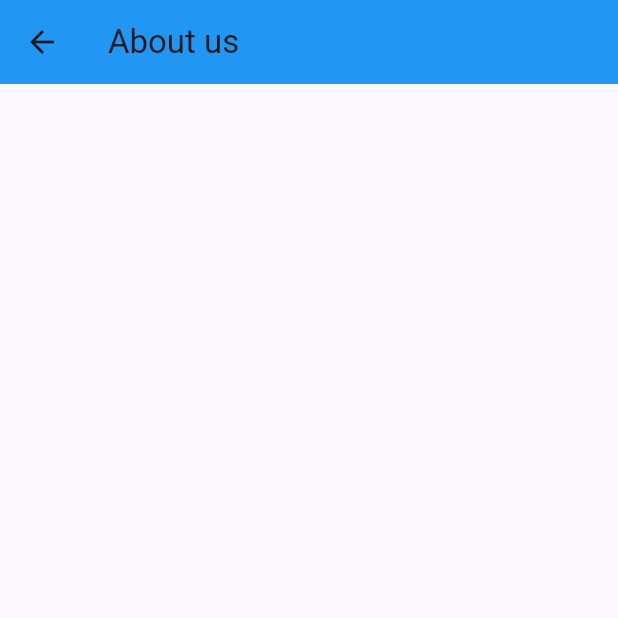
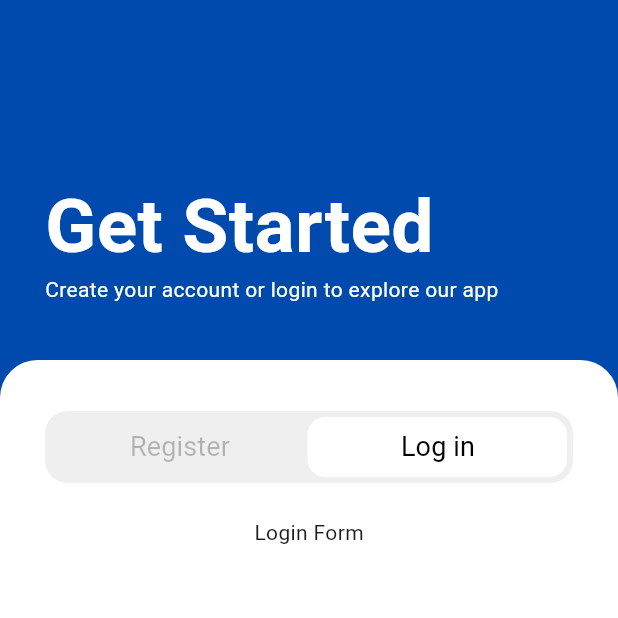
Before and after one commit to geraldman/tasknify-app, a Flutter app: the screen it shows after launch, after a tap on "Get Started", on a phone screen of 412 x 824 dp, the top half of it. Run offline on Flutter 3.47's test engine with Material 3 defaults, Android fonts, the phone set to English and light mode, and no system bars; our stand-ins replace google_fonts; Roboto replaces fonts that are missing (Gabarito).

Commit message:
adding register and login button at get started page

```diff
--- /dev/null
+++ b/lib/get-started.dart
@@ -0,0 +1,131 @@
+import 'package:flutter/material.dart';
+import 'package:google_fonts/google_fonts.dart';
+import 'widget/custom-button.dart';
+import 'styles/styles.dart';
+
+class RegisterLoginBaseFrame extends StatelessWidget{
+  const RegisterLoginBaseFrame({super.key});
+
+  @override
+  Widget build(BuildContext context){
+    return Scaffold(
+      backgroundColor: Color(0xff004AAD),
+    body: Column(
+        crossAxisAlignment: CrossAxisAlignment.start,
+        children: [
+          Padding(
+            padding: DefaultSideMargin(),
+            child: Column(
+              crossAxisAlignment: CrossAxisAlignment.start,
+              children: [
+                SizedBox(height: 126.0,),
+                PrimaryGabarito(text: "Get Started", color: Colors.white, textAlign: TextAlign.left),
+                SizedBox(height: 10.0),
+                SmallGabarito(text: "Create your account or login to explore our app", color: Colors.white, textAlign: TextAlign.left),
+              ],
+            ),
+          ),
+          SizedBox(height: 40.0,),
+          Expanded(
+            child: Container(
+              decoration: BoxDecoration(
+                borderRadius: BorderRadius.only(
+                  topLeft: Radius.circular(25),
+                  topRight: Radius.circular(25)
+                ),
+                color: Colors.white
+              ),
+              child: Column(
+                crossAxisAlignment: CrossAxisAlignment.stretch,
+                children: [
+                  Padding(
+                    padding: DefaultSideMargin(),
+                    child: Column(
+                      crossAxisAlignment: CrossAxisAlignment.start,
+                      children: [
+                        SizedBox(height: 34.0),
+                        AuthPage(),
+                      ],
+                    ),
+                  )
+                ],
+              ),
+            ),
+          )
+        ],
+      ),
+    );
+  }
+}
+
+class AuthPage extends StatefulWidget{
+  const AuthPage({super.key});
+
+  @override
+  State<AuthPage> createState() => _AuthPageState();
+}
+
+class _AuthPageState extends State<AuthPage>{
+  bool isLogin = true;
+
+  void toggleForm(){
+    setState(() {
+      isLogin = !isLogin;
+    });
+  }
+
+  @override
+  Widget build(BuildContext context) {
+    return Column(
+      children: [
+        RegisterLoginButton(
+          FrameState: isLogin ? "login" : "register",
+          onPressed: toggleForm
+        ),
+        const SizedBox(height: 23.0,),
+        AnimatedSwitcher(
+          duration: const Duration(milliseconds: 400),
+          transitionBuilder: (child, animation){
+            return SlideTransition(
+              position: Tween<Offset>(
+                begin: const Offset(0.1, 0),
+                end: Offset.zero,
+              ).animate(animation),
+              child: FadeTransition(opacity: animation, child:child),
+            );
+          },
+          child: isLogin
+          ? const LoginForm(key: ValueKey("login"))
+          : const RegisterFormOne(key: ValueKey("register"))
+        )
+      ],
+    );
+  }
+
+}
+
+class RegisterFormOne extends StatelessWidget{
+  const RegisterFormOne({super.key});
+
+  @override
+  Widget build(BuildContext context) {
+    return Column(
+      children: const [
+        Text("Register Form")
+       ],
+    );
+  }
+}
+
+class LoginForm extends StatelessWidget{
+  const LoginForm({super.key});
+
+  @override
+  Widget build(BuildContext context) {
+    return Column(
+      children: const [
+        Text("Login Form")
+       ],
+    );
+  }
+}
--- a/lib/start.dart
+++ b/lib/start.dart
@@ -1,6 +1,8 @@
 import 'package:flutter/material.dart';
 import 'package:google_fonts/google_fonts.dart';
 import 'widget/custom-button.dart';
+import 'styles/styles.dart';
+import 'get-started.dart';
 
 class StartApp extends StatelessWidget {
   const StartApp({super.key});
@@ -10,10 +12,10 @@ class StartApp extends StatelessWidget {
   Widget build(BuildContext context) {
     return MaterialApp(
       debugShowCheckedModeBanner: false,
-      title: 'Tasknify Start App',
+      title: 'Tasknify',
       home: Scaffold(
         backgroundColor: Color(0xffFCFBFC),
-        floatingActionButtonLocation: FloatingActionButtonLocation.centerFloat,
+        // floatingActionButtonLocation: FloatingActionButtonLocation.centerFloat,
         body: Center(
           child: Column(
             mainAxisAlignment: MainAxisAlignment.center,
@@ -24,30 +26,10 @@ class StartApp extends StatelessWidget {
                 height: 228,
                 alignment: Alignment.bottomCenter,
               ),
-              Text(
-                "Tasknify",
-                style: GoogleFonts.gabarito(
-                  textStyle: TextStyle(
-                    color: const Color(0xff004AAD),
-                    fontSize: 50,
-                    height: 1.0,
-                    fontWeight: FontWeight.bold,
-                  )
-                ),
-              ),
+              PrimaryGabarito(text: "Tasknify", color: Color(0xff004AAD),textAlign: TextAlign.center),
               Padding(
                 padding: const EdgeInsets.only(top: 15),
-                child: Text(
-                  "Upgrade your notes-taking \nexperience.",
-                  style: GoogleFonts.gabarito(
-                    textStyle: TextStyle(
-                      color: Colors.black,
-                      fontSize: 20,
-                      height: 1.2,
-                    )
-                  ),
-                  textAlign: TextAlign.center,
-                ),
+                child: RegularGabarito(text: "Upgrade your notes-taking \nexperience", color:Colors.black ,textAlign: TextAlign.center),
               ),
               Padding(
                 padding: const EdgeInsets.only(top: 50), // raise the button
@@ -57,7 +39,7 @@ class StartApp extends StatelessWidget {
                     onPressed: () {
                       Navigator.push(
                         context,
-                        MaterialPageRoute(builder: (_) => RegisterFrame()),
+                        MaterialPageRoute(builder: (_) => RegisterLoginBaseFrame()),
                       );
                     },
                     width: 200,
@@ -73,15 +55,3 @@ class StartApp extends StatelessWidget {
     );
   }
 }
-
-class RegisterFrame extends StatelessWidget{
-  const RegisterFrame({super.key});
-
-  @override
-  Widget build(BuildContext context){
-    // TODO: implement build
-    return Scaffold(
-      appBar: AppBar(backgroundColor: Colors.blue, title: Text("About us"),),
-    );
-  }
-}
--- /dev/null
+++ b/lib/styles/styles.dart
@@ -0,0 +1,112 @@
+import 'package:flutter/material.dart';
+import 'package:google_fonts/google_fonts.dart';
+
+EdgeInsets DefaultSideMargin({
+    double topMargin = 0,
+    double bottomMargin = 0
+  }){
+  const double horizontalMargin = 30.0;
+  final EdgeInsets margin =  EdgeInsets.only(left: horizontalMargin, right: horizontalMargin);
+  if(topMargin != 0 || bottomMargin != 0){
+    return EdgeInsets.only(left: horizontalMargin, right: horizontalMargin, top: topMargin, bottom: bottomMargin);
+  }
+  else{
+    return margin;
+  }
+}
+
+class CustomText extends StatelessWidget{
+  final double fontSize;
+  final String text;
+  final Color color;
+  final FontWeight fontWeight;
+  final double fontHeight;
+  final String? font;
+  final TextAlign textAlign;
+
+  const CustomText({
+    super.key,
+    required this.text,
+    required this.fontSize,
+    required this.color,
+    required this.fontWeight,
+    required this.fontHeight,
+    required this.textAlign,
+    this.font
+  });
+  @override
+  Widget build(BuildContext context) {
+    TextStyle textStyles = TextStyle(
+      color: color,
+      fontSize: fontSize,
+      fontWeight: fontWeight,
+      height: fontHeight,
+    );
+
+    // apply GoogleFonts if requested by name
+    if (font == 'gabarito') {
+      textStyles = GoogleFonts.gabarito(textStyle: textStyles);
+    }
+    return Text(
+      text,
+      style: textStyles,
+      textAlign: textAlign,
+    );
+  }
+}
+
+class PrimaryGabarito extends CustomText{
+  const PrimaryGabarito({
+    super.key,
+    required super.text,
+    required super.color,
+    required super.textAlign,
+  }) : super(
+    font: 'gabarito',
+    fontSize: 50,
+    fontWeight: FontWeight.bold,
+    fontHeight: 1.0
+  );
+}
+
+class RegularGabarito extends CustomText{
+  const RegularGabarito({
+    super.key,
+    required super.text,
+    required super.color,
+    required super.textAlign,
+  }) : super(
+    font: 'gabarito',
+    fontSize: 20,
+    fontWeight: FontWeight.normal,
+    fontHeight: 1.2,
+  );
+}
+
+class RegularButtonGabarito extends CustomText{
+  const RegularButtonGabarito({
+    super.key,
+    required super.text,
+    required super.color,
+    required super.textAlign,
+  }) : super(
+    font: 'gabarito',
+    fontSize: 18,
+    fontWeight: FontWeight.normal,
+    fontHeight: 1.2,
+  );
+}
+
+class SmallGabarito extends CustomText{
+  const SmallGabarito({
+    super.key,
+    required super.text,
+    required super.color,
+    required super.textAlign,
+  }) : super(
+    font: 'gabarito',
+    fontSize: 14,
+    fontWeight: FontWeight.normal,
+    fontHeight: 1,
+  );
+}
--- a/lib/widget/custom-button.dart
+++ b/lib/widget/custom-button.dart
@@ -1,5 +1,6 @@
 import 'package:flutter/material.dart';
 import 'package:google_fonts/google_fonts.dart';
+import 'package:tasknify/styles/styles.dart';
 
 class CustomButton extends StatelessWidget{
   final String text;
@@ -72,3 +73,86 @@ class PrimaryButton extends CustomButton{
     fontSize: 20,
   );
 }
+
+class RegisterLoginButton extends StatelessWidget{
+
+  final VoidCallback onPressed;
+  final String FrameState; // this is will determine if its changing to login or register
+
+  const RegisterLoginButton({
+    super.key,
+    required this.FrameState,
+    required this.onPressed
+  });
+
+  @override
+  Widget build(BuildContext context) {
+    return Container(
+      height: 48,
+      padding: const EdgeInsets.all(4),
+      decoration: BoxDecoration(
+        color: const Color(0xffEFEFEF),
+        borderRadius: BorderRadius.circular(15),
+      ),
+      child: Stack(
+        children: [
+          /// 🔥 Sliding indicator
+          AnimatedAlign(
+            duration: const Duration(milliseconds: 400),
+            curve: Curves.fastOutSlowIn,
+            alignment: FrameState == "login"
+                ? Alignment.centerRight
+                : Alignment.centerLeft,
+            child: Container(
+              width: MediaQuery.of(context).size.width * 0.42,
+              decoration: BoxDecoration(
+                color: Colors.white,
+                borderRadius: BorderRadius.circular(12),
+              )
+            ),
+          ),
+
+          /// Buttons layer
+          Row(
+            children: [
+              Expanded(
+                child: TextButton(
+                  onPressed: FrameState == "register"
+                      ? null // already active
+                      : onPressed,
+                  style: TextButton.styleFrom().copyWith(
+                    overlayColor: WidgetStateProperty.all(Colors.transparent)
+                  ),
+                  child: RegularButtonGabarito(
+                    text: "Register",
+                    color: FrameState == "register"
+                        ? Colors.black
+                        : Colors.black26,
+                    textAlign: TextAlign.center,
+                  ),
+                )
+              ),
+              Expanded(
+                child: TextButton(
+                  onPressed: FrameState == "login"
+                      ? null // already active
+                      : onPressed,
+                  style: TextButton.styleFrom().copyWith(
+                    overlayColor: WidgetStateProperty.all(Colors.transparent)
+                  ),
+                  child: RegularButtonGabarito(
+                    text: "Log in",
+                    color: FrameState == "login"
+                        ? Colors.black
+                        : Colors.black26,
+                    textAlign: TextAlign.center,
+                  ),
+                ),
+              ),
+            ],
+          )
+        ],
+      ),
+    );
+  }
+}
```
Also changed, not shown: lib/main.dart (line endings or trailing spaces), lib/widget/form-widget.dart (added).
